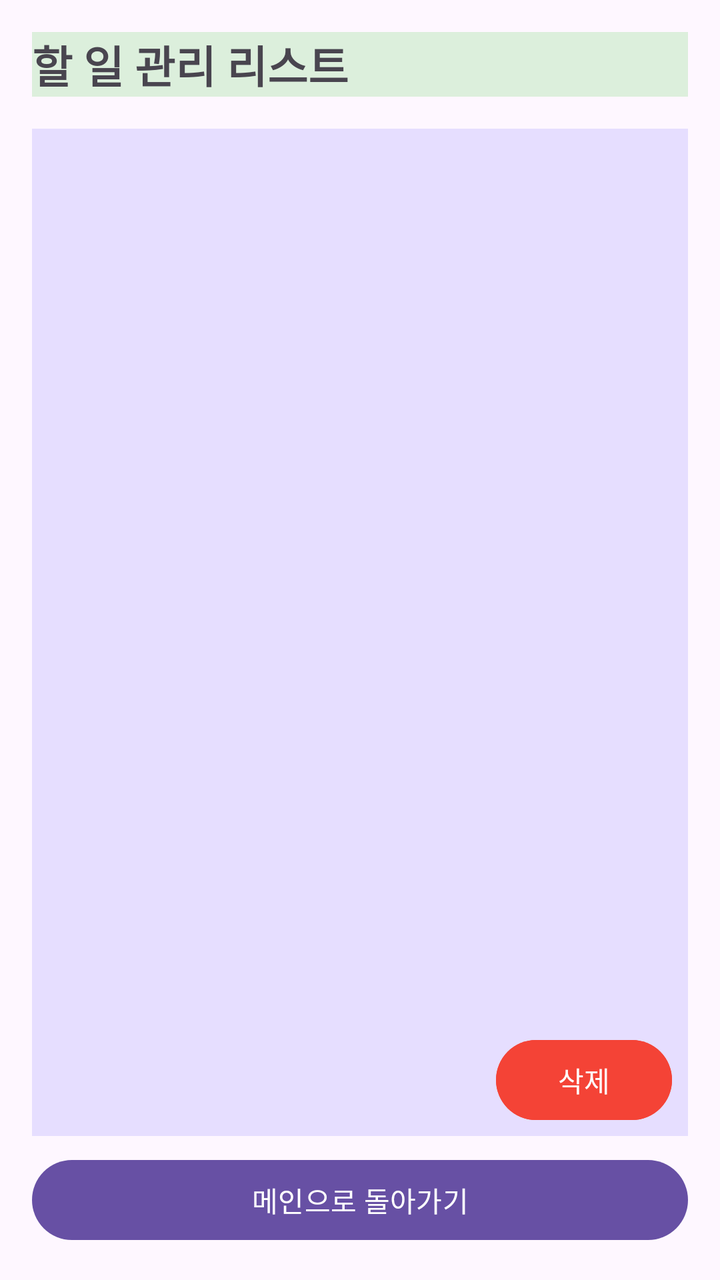
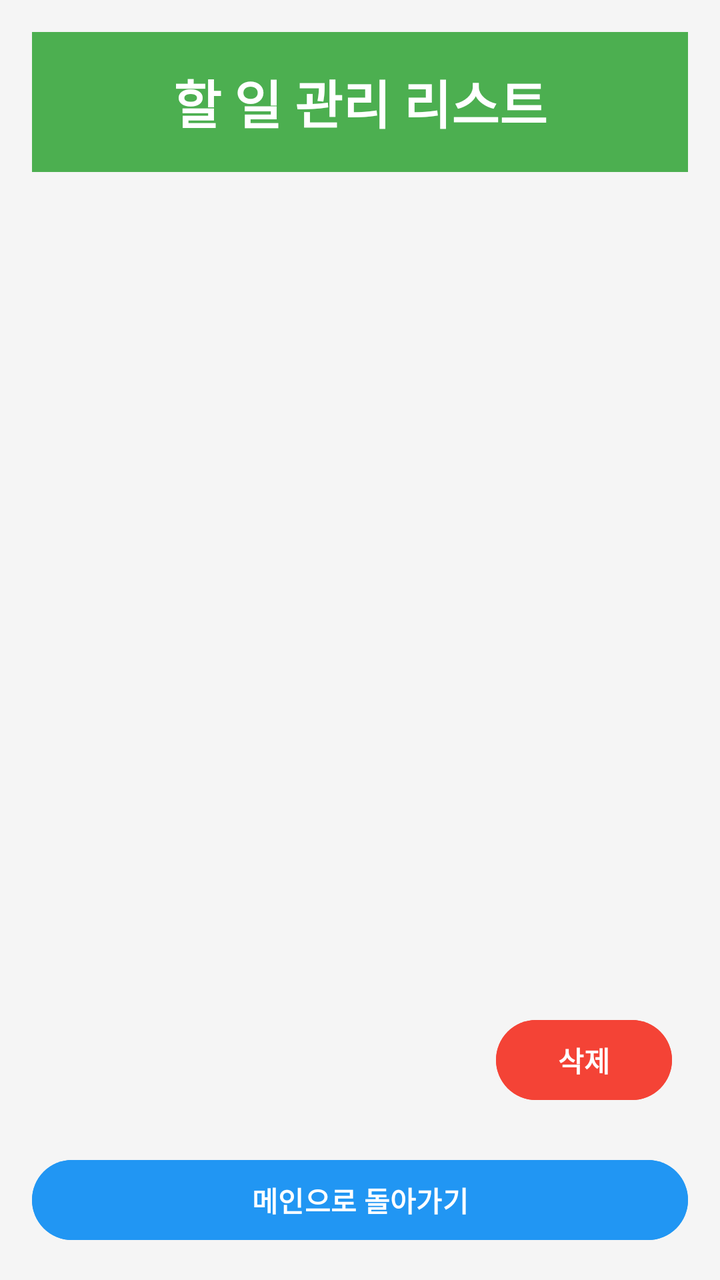

An Android layout rendered at two revisions. The XML below is the earlier revision; the diff shows what the commit changed to produce the second picture.
<!-- AndroidManifest.xml: application theme Theme.MyApplicationTest -->
<!-- res/layout/activity_result.xml -->
<?xml version="1.0" encoding="utf-8"?>
<FrameLayout xmlns:android="http://schemas.android.com/apk/res/android"
    android:layout_width="match_parent"
    android:layout_height="match_parent"
    android:padding="16dp">

    <LinearLayout
        android:layout_width="match_parent"
        android:layout_height="match_parent"
        android:orientation="vertical">

        <TextView
            android:layout_width="match_parent"
            android:layout_height="wrap_content"
            android:layout_marginBottom="16dp"
            android:background="#DCEFDC"
            android:text="할 일 관리 리스트"
            android:textSize="22sp"
            android:textStyle="bold" />

        <ListView
            android:id="@+id/lv_result"
            android:layout_width="match_parent"
            android:layout_height="0dp"
            android:layout_weight="1"
            android:background="@color/material_dynamic_tertiary90"
            />

        <Button
            android:id="@+id/btn_back"
            android:layout_width="match_parent"
            android:layout_height="wrap_content"
            android:text="메인으로 돌아가기"
            android:layout_marginTop="8dp" />
    </LinearLayout>

    <Button
        android:id="@+id/btn_delete_mode"
        android:layout_width="wrap_content"
        android:layout_height="wrap_content"
        android:text="삭제"
        android:backgroundTint="#F44336"
        android:textColor="#FFFFFF"
        android:layout_gravity="bottom|end"
        android:layout_marginBottom="60dp"
        android:layout_marginEnd="8dp" />

</FrameLayout>
<!-- resources referenced by this layout -->
<resources>
  <style name="Theme.MyApplicationTest" parent="Base.Theme.MyApplicationTest" />
  <style name="Base.Theme.MyApplicationTest" parent="Theme.Material3.DayNight.NoActionBar">
          
          
      </style>
</resources>

<!-- the commit's change to res/layout/activity_result.xml (unified diff, before → after) -->
@@ -1,48 +1,85 @@
 <?xml version="1.0" encoding="utf-8"?>
-<FrameLayout xmlns:android="http://schemas.android.com/apk/res/android"
+<FrameLayout
+    xmlns:android="http://schemas.android.com/apk/res/android"
+
     android:layout_width="match_parent"
     android:layout_height="match_parent"
+
+    android:background="#F5F5F5"
+
     android:padding="16dp">
 
     <LinearLayout
         android:layout_width="match_parent"
         android:layout_height="match_parent"
+
         android:orientation="vertical">
 
         <TextView
             android:layout_width="match_parent"
             android:layout_height="wrap_content"
-            android:layout_marginBottom="16dp"
-            android:background="#DCEFDC"
+
             android:text="할 일 관리 리스트"
-            android:textSize="22sp"
-            android:textStyle="bold" />
+
+            android:textSize="26sp"
+
+            android:textStyle="bold"
+
+            android:textAlignment="center"
+
+            android:padding="16dp"
+
+            android:background="#4CAF50"
+
+            android:textColor="#FFFFFF"
+
+            android:layout_marginBottom="16dp"/>
 
         <ListView
             android:id="@+id/lv_result"
             android:layout_width="match_parent"
             android:layout_height="0dp"
+
             android:layout_weight="1"
-            android:background="@color/material_dynamic_tertiary90"
-            />
+
+            android:divider="@android:color/transparent"
+
+            android:dividerHeight="8dp"
+
+            android:background="#F5F5F5"/>
 
         <Button
             android:id="@+id/btn_back"
             android:layout_width="match_parent"
             android:layout_height="wrap_content"
+
             android:text="메인으로 돌아가기"
-            android:layout_marginTop="8dp" />
+
+            android:layout_marginTop="12dp"
+
+            android:backgroundTint="#2196F3"
+
+            android:textColor="#FFFFFF"
+
+            android:textStyle="bold"/>
     </LinearLayout>
 
     <Button
         android:id="@+id/btn_delete_mode"
         android:layout_width="wrap_content"
         android:layout_height="wrap_content"
+
         android:text="삭제"
+
         android:backgroundTint="#F44336"
+
         android:textColor="#FFFFFF"
+
+        android:textStyle="bold"
+
         android:layout_gravity="bottom|end"
-        android:layout_marginBottom="60dp"
-        android:layout_marginEnd="8dp" />
 
+        android:layout_marginBottom="70dp"
+
+        android:layout_marginEnd="8dp"/>
 </FrameLayout>
